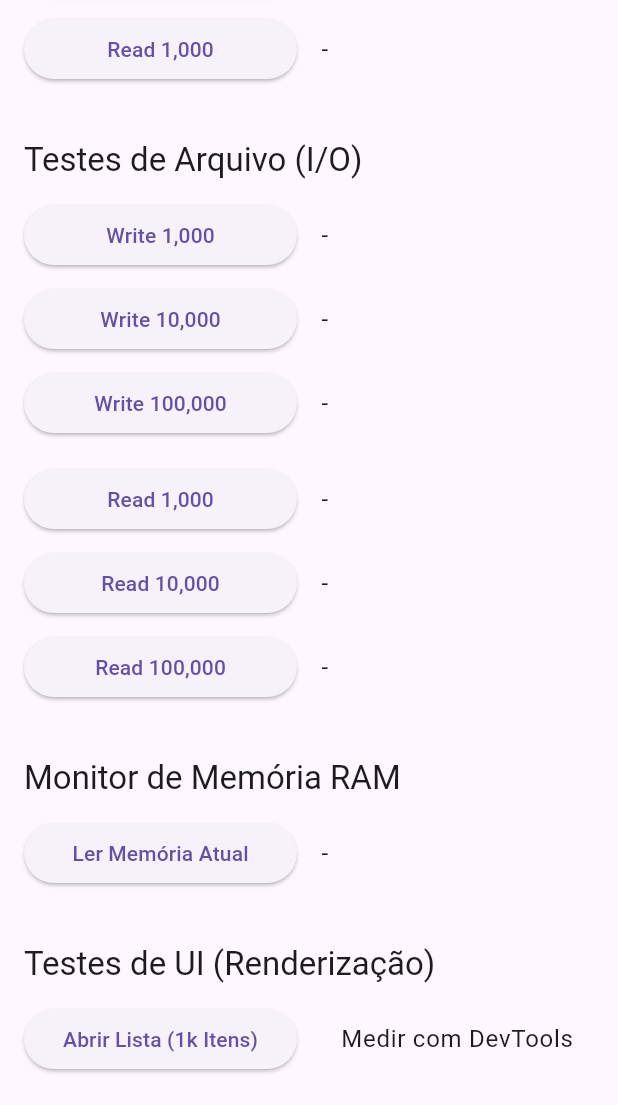
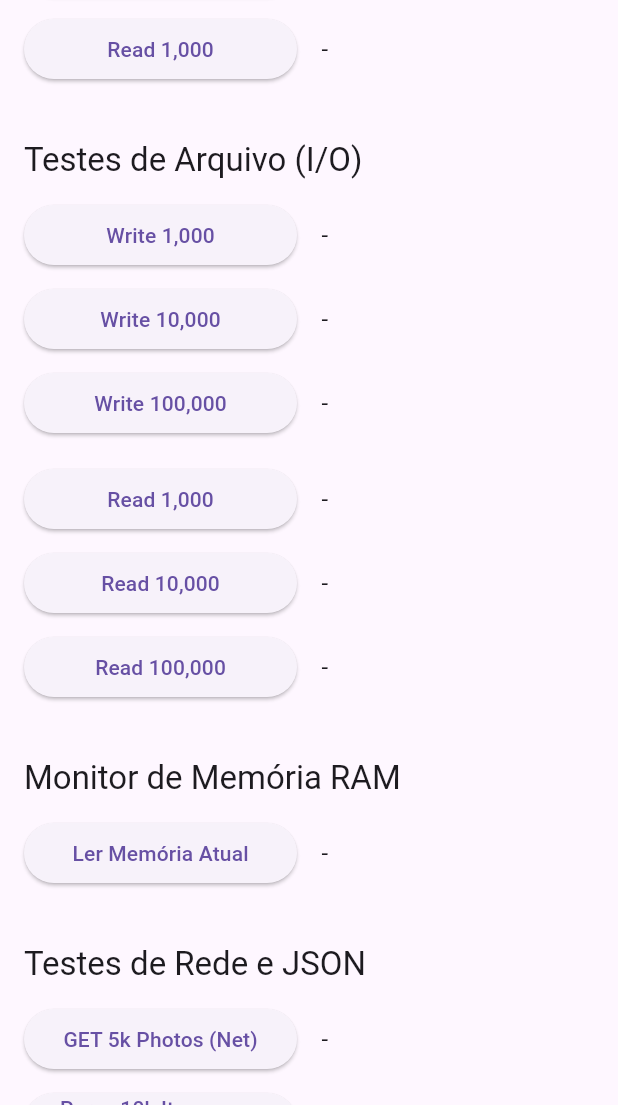
Before and after one commit to Marco-Apc/flutter_benchmark, a Flutter app: the screen it shows after launch, scrolled down 548 dp, on a phone screen of 412 x 824 dp, the part 131-1236 px from its top. Run offline on Flutter 3.47's test engine with Material 3 defaults, Android fonts, the phone set to English and light mode, and no system bars; our stand-ins replace sqflite; accounts and stored records are empty.

Commit message:
feat: Add network and JSON parsing benchmarks with UI, service logic, and Android build configuration updates.

```diff
--- a/lib/screens/benchmark_page.dart
+++ b/lib/screens/benchmark_page.dart
@@ -204,6 +204,20 @@ class _BenchmarkPageState extends State<BenchmarkPage> {
             ),
 
             const SizedBox(height: 24),
+
+            _buildSectionTitle('Testes de Rede e JSON'),
+            _buildTestRow(
+              'network',
+              'GET 5k Photos (Net)',
+              () => _runNetworkTest('network'),
+            ),
+            _buildTestRow(
+              'json',
+              'Parse 10k Items (CPU)',
+              () => _runJsonTest('json'),
+            ),
+
+            const SizedBox(height: 24),
             _buildSectionTitle('Testes de UI (Renderização)'),
             Padding(
               padding: const EdgeInsets.symmetric(vertical: 4.0),
@@ -239,6 +253,40 @@ class _BenchmarkPageState extends State<BenchmarkPage> {
     );
   }
 
+  /// Teste de Rede: Baixa 5000 itens do JSONPlaceholder
+  Future<void> _runNetworkTest(String key) async {
+    setState(() => _results[key] = "Baixando...");
+    try {
+      final time = await _benchmarkService.runNetworkBenchmark();
+      if (mounted) {
+        setState(() => _results[key] = "${time.toStringAsFixed(3)} ms");
+      }
+    } catch (e) {
+      if (mounted) setState(() => _results[key] = "Erro Net");
+    }
+  }
+
+  /// Teste de JSON: Gera string e mede o parsing
+  Future<void> _runJsonTest(String key) async {
+    setState(() => _results[key] = "Gerando...");
+
+    // 1. Preparação: Gera String JSON gigante (fora do timer)
+    final jsonString = await _benchmarkService.generateJsonData();
+
+    if (!mounted) return;
+    setState(() => _results[key] = "Parsing...");
+
+    // 2. Teste: Mede o tempo de parsing (String -> List<Object>)
+    try {
+      final time = await _benchmarkService.runJsonBenchmark(jsonString);
+      if (mounted) {
+        setState(() => _results[key] = "${time.toStringAsFixed(3)} ms");
+      }
+    } catch (e) {
+      if (mounted) setState(() => _results[key] = "Erro JSON");
+    }
+  }
+
   Widget _buildSectionTitle(String title) {
     return Padding(
       padding: const EdgeInsets.symmetric(vertical: 8.0),
--- a/lib/services/benchmark_service.dart
+++ b/lib/services/benchmark_service.dart
@@ -1,6 +1,8 @@
+import 'dart:convert';
 import 'dart:io';
 import 'dart:math';
 import 'package:flutter/foundation.dart';
+import 'package:http/http.dart' as http;
 import 'package:path/path.dart' as p;
 import 'package:path_provider/path_provider.dart';
 import 'package:sqflite/sqflite.dart';
@@ -15,6 +17,38 @@ double _performSort(int count) {
   stopwatch.stop();
 
   return stopwatch.elapsedMicroseconds / 1000.0;
+}
+
+// Modelo de dados para o teste de JSON
+class MockPost {
+  final int id;
+  final String title;
+  final String body;
+  final int userId;
+
+  MockPost(this.id, this.title, this.body, this.userId);
+
+  Map<String, dynamic> toJson() => {
+    'id': id,
+    'title': title,
+    'body': body,
+    'userId': userId,
+  };
+
+  factory MockPost.fromJson(Map<String, dynamic> json) {
+    return MockPost(json['id'], json['title'], json['body'], json['userId']);
+  }
+}
+
+// Função isolada para o parsing de JSON (para rodar no compute)
+int _parseJsonTask(String jsonString) {
+  // Decodifica a string para List<dynamic>
+  final List<dynamic> parsed = jsonDecode(jsonString);
+  // Converte cada item para o objeto MockPost
+  final posts = parsed
+      .map<MockPost>((json) => MockPost.fromJson(json))
+      .toList();
+  return posts.length;
 }
 
 class BenchmarkService {
@@ -136,4 +170,38 @@ class BenchmarkService {
     // RSS (Resident Set Size) = Total Physical Memory used by the process
     return ProcessInfo.currentRss / (1024 * 1024);
   }
+
+  Future<double> runNetworkBenchmark() async {
+    final stopwatch = Stopwatch()..start();
+
+    // Faz a requisição GET
+    final response = await http.get(
+      Uri.parse('https://jsonplaceholder.typicode.com/photos'),
+    );
+
+    stopwatch.stop();
+
+    if (response.statusCode == 200) {
+      return stopwatch.elapsedMicroseconds / 1000.0;
+    } else {
+      throw Exception("Erro: ${response.statusCode}");
+    }
+  }
+
+  Future<String> generateJsonData() async {
+    return await compute((_) {
+      final list = List.generate(
+        10000,
+        (i) => MockPost(i, "Título $i", "Corpo repetido $i", i),
+      );
+      return jsonEncode(list); // Usa dart:convert
+    }, null);
+  }
+
+  Future<double> runJsonBenchmark(String jsonString) async {
+    final stopwatch = Stopwatch()..start();
+    await compute(_parseJsonTask, jsonString);
+    stopwatch.stop();
+    return stopwatch.elapsedMicroseconds / 1000.0;
+  }
 }
--- a/pubspec.yaml
+++ b/pubspec.yaml
@@ -38,6 +38,7 @@ dependencies:
   # The following adds the Cupertino Icons font to your application.
   # Use with the CupertinoIcons class for iOS style icons.
   cupertino_icons: ^1.0.8
+  http: ^1.6.0
 
 dev_dependencies:
   flutter_test:
```
Also changed, not shown: pubspec.lock, 2 other files.
